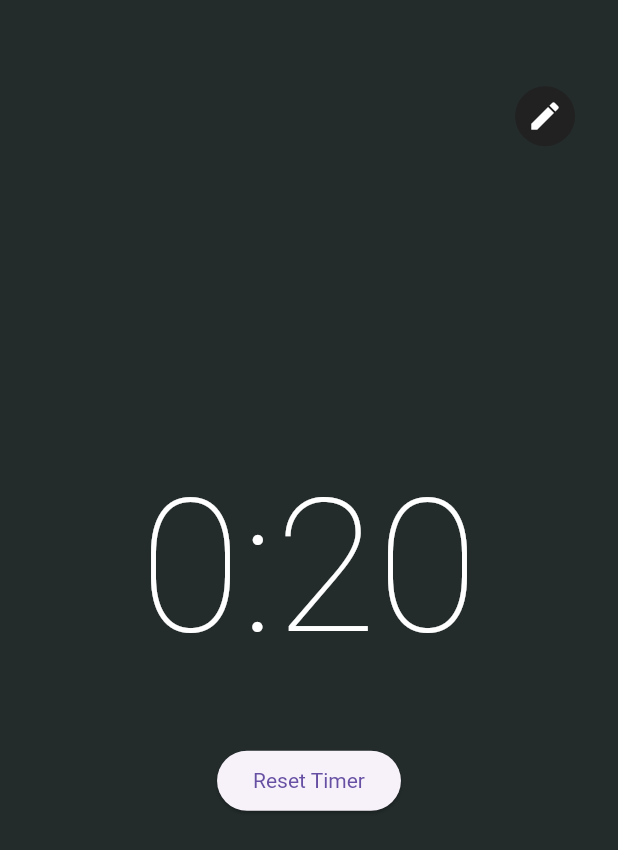
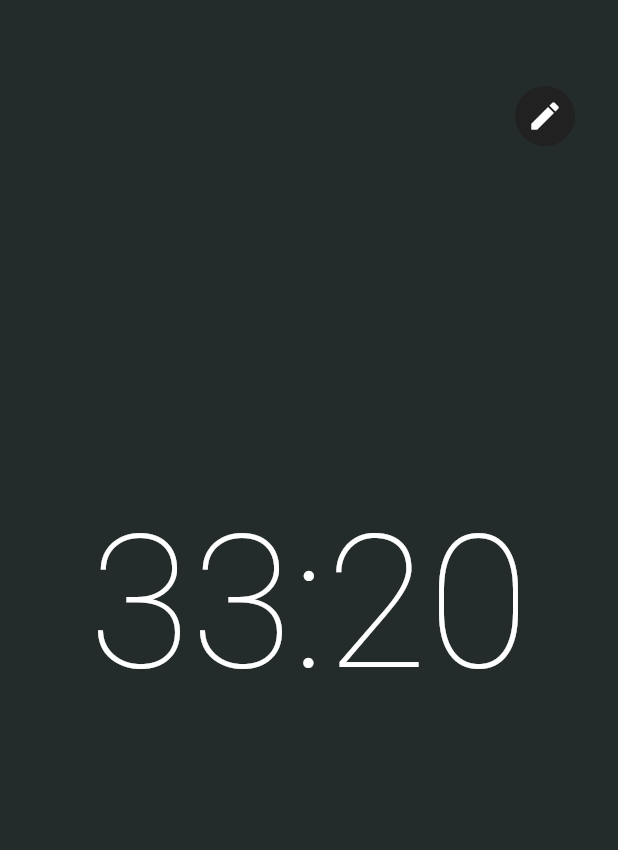
Before and after one commit to ask-org/pomo-timer, a Flutter app: the screen it shows after launch, on a phone screen of 412 x 824 dp. Shown: the top 850 px of the screen. Run offline on Flutter 3.47's test engine with Material 3 defaults, Android fonts, the phone set to English and light mode, and no system bars; our stand-ins replace shared_preferences.

Commit message:
you can change time now

```diff
--- a/lib/time.dart
+++ b/lib/time.dart
@@ -3,7 +3,11 @@ import 'package:flutter/material.dart';
 import 'package:pomo_timer/pages/add_task.dart';
 
 class TimerPage extends StatefulWidget {
-  const TimerPage({Key? key}) : super(key: key);
+  // take a few other parameters like title, description, etc. in the constructor
+  const TimerPage({this.task, this.time}) : super(key: null);
+  // const TimerPage({Key? key}) : super(key: key);
+  final String? task;
+  final int? time;
 
   @override
   // ignore: library_private_types_in_public_api
@@ -12,14 +16,14 @@ class TimerPage extends StatefulWidget {
 
 class _TimerPageState extends State<TimerPage> {
   late Timer _timer;
-  final int _defaultTime = 20;
+  static const _defaultTime = 2000;
   int _totalSeconds = 0;
   bool _isTimerRunning = false;
 
   @override
   void initState() {
     super.initState();
-    _totalSeconds = _defaultTime;
+    _totalSeconds = widget.time ?? _defaultTime;
   }
 
   void _toggleTimer() {
@@ -94,16 +98,16 @@ class _TimerPageState extends State<TimerPage> {
                   ),
                 ),
                 const SizedBox(height: 20),
-                Align(
-                  alignment: Alignment.center,
-                  child: ElevatedButton(
-                    onPressed: _resetTimer,
-                    style: ElevatedButton.styleFrom(
-                      textStyle: const TextStyle(fontWeight: FontWeight.normal),
-                    ),
-                    child: const Text('Reset Timer'),
-                  ),
-                ),
+                // Align(
+                //   alignment: Alignment.center,
+                //   child: ElevatedButton(
+                //     onPressed: _resetTimer,
+                //     style: ElevatedButton.styleFrom(
+                //       textStyle: const TextStyle(fontWeight: FontWeight.normal),
+                //     ),
+                //     child: const Text('Reset Timer'),
+                //   ),
+                // ),
               ],
             ),
           ),
```
Also changed, not shown: lib/pages/add_task.dart (+14 -1 lines).
